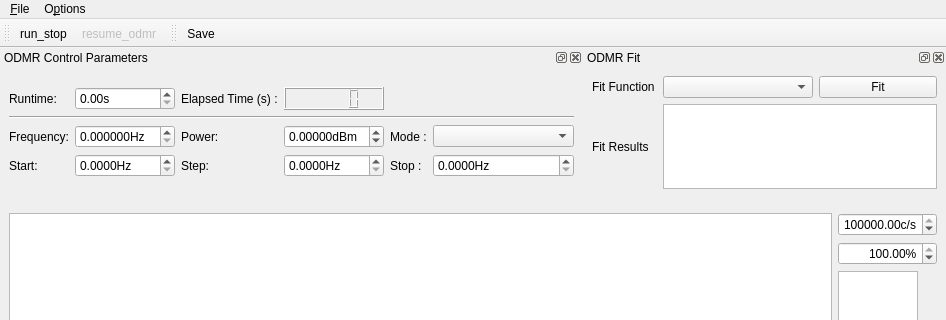
Ulm-IQO/qudi, file gui/odmr/ui_odmrgui.ui: the form before one commit; both pictures show x 0 to 946 and y 0 to 320 of the 946 by 727 pixel window.
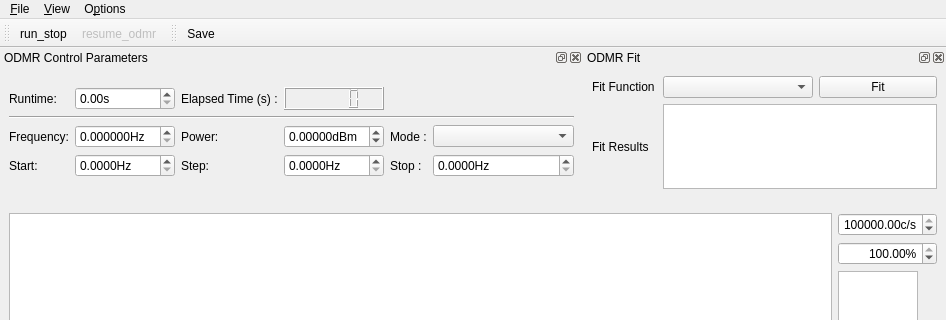
The form after the commit. Icons and pictures are not drawn. Custom widgets are drawn as their Qt base class.

Commit message: Default view can now be restored. Therefore QSettings object was used.

Patch:
```diff
--- a/gui/odmr/ui_odmrgui.ui
+++ b/gui/odmr/ui_odmrgui.ui
@@ -214,7 +214,14 @@
     </property>
     <addaction name="action_Settings"/>
    </widget>
+   <widget class="QMenu" name="menu_View">
+    <property name="title">
+     <string>&amp;View</string>
+    </property>
+    <addaction name="action_RestoreDefault"/>
+   </widget>
    <addaction name="menu_File"/>
+   <addaction name="menu_View"/>
    <addaction name="menu_Options"/>
   </widget>
   <widget class="QStatusBar" name="statusbar"/>
```
Left out of the diff: 5 changed lines with no effect on the pictures. The commit also changes 2 other files.
